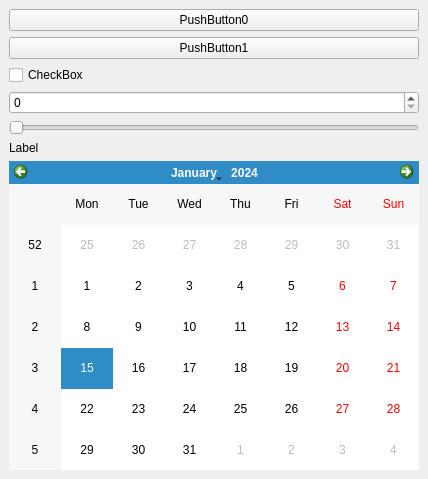
This is SamplePluginPA10/src/SamplePlugin.ui in alexdupond/ROVI as Qt 5 draws it before an edit. The edited form follows.
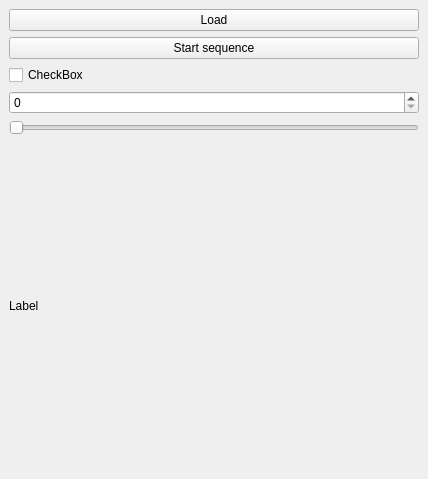
This is the edited form.

Patch:
```diff
--- a/SamplePluginPA10/src/SamplePlugin.ui
+++ b/SamplePluginPA10/src/SamplePlugin.ui
@@ -20,14 +20,14 @@
       <item>
        <widget class="QPushButton" name="_btn0">
         <property name="text">
-         <string>PushButton0</string>
+         <string> Load </string>
         </property>
        </widget>
       </item>
       <item>
        <widget class="QPushButton" name="_btn1">
         <property name="text">
-         <string>PushButton1</string>
+         <string> Start sequence </string>
         </property>
        </widget>
       </item>
@@ -55,9 +55,6 @@
         </property>
        </widget>
       </item>
-      <item>
-       <widget class="QCalendarWidget" name="_calendar"/>
-      </item>
      </layout>
     </item>
    </layout>
```
